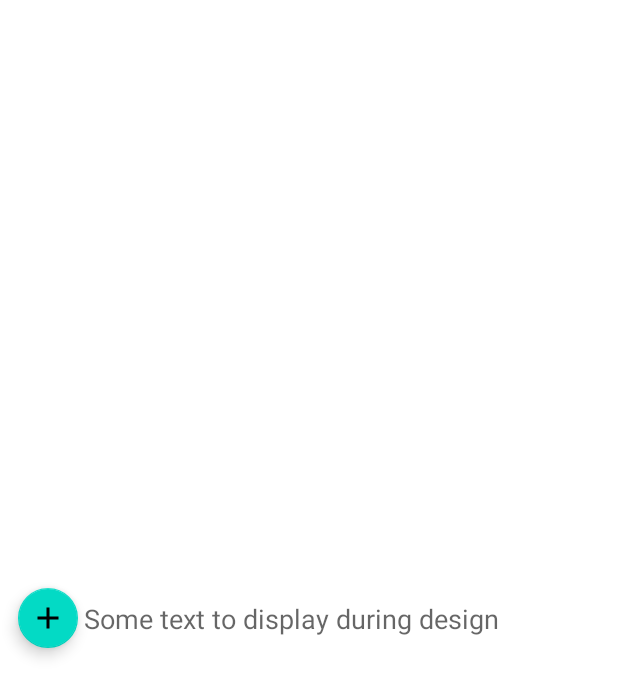
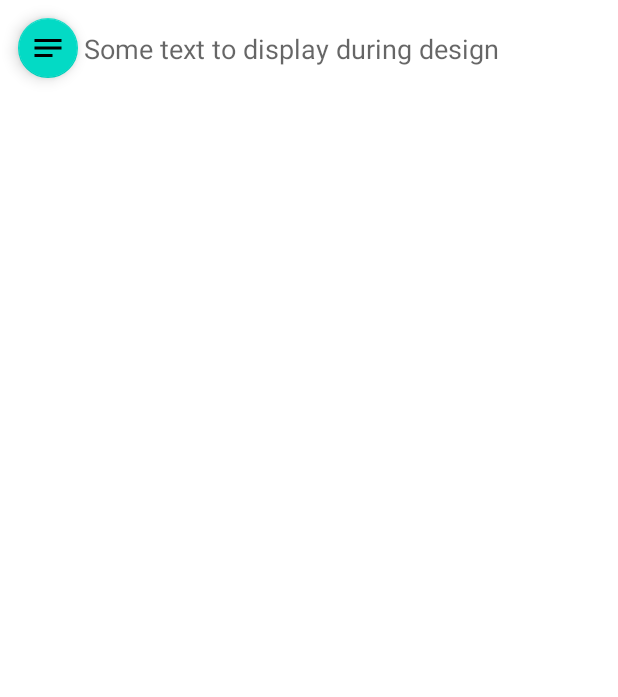
Before and after one commit to LarryHunter/AndroidJetpack2021, an Android app: the layout list_item.xml on its own in the app's theme, with its tools: preview values and no code run, on a phone screen of 412 x 824 dp. Shown: the top 697 px of the screen. Run offline under Robolectric (Android 15) with nearby library versions, the phone set to English and light mode, and no system bars.

```diff
--- a/app/src/main/java/com/example/plainolnotes4/MainFragment.kt
+++ b/app/src/main/java/com/example/plainolnotes4/MainFragment.kt
@@ -15,6 +15,7 @@ class MainFragment : Fragment() {
 
     private lateinit var viewModel: MainViewModel
     private lateinit var binding: MainFragmentBinding
+    private lateinit var adapter: NotesListAdapter
 
     override fun onCreateView(
         inflater: LayoutInflater, container: ViewGroup?,
@@ -33,6 +34,9 @@ class MainFragment : Fragment() {
 
         viewModel.notesList.observe(viewLifecycleOwner, {
             Log.i("notesLogging", it.toString())
+            adapter = NotesListAdapter(it)
+            binding.recyclerView.adapter = adapter
+            binding.recyclerView.layoutManager = LinearLayoutManager(activity)
         })
 
         return binding.root
--- a/app/src/main/res/drawable/ic_note.xml
+++ b/app/src/main/res/drawable/ic_note.xml
@@ -1,10 +1,10 @@
 <vector xmlns:android="http://schemas.android.com/apk/res/android"
     android:width="24dp"
     android:height="24dp"
+    android:viewportWidth="24"
     android:tint="?attr/colorControlNormal"
-    android:viewportWidth="24"
     android:viewportHeight="24">
     <path
         android:fillColor="@android:color/white"
-        android:pathData="M17,10L7,10v2h10v-2zM19,3h-1L18,1h-2v2L8,3L8,1L6,1v2L5,3c-1.11,0 -1.99,0.9 -1.99,2L3,19c0,1.1 0.89,2 2,2h14c1.1,0 2,-0.9 2,-2L21,5c0,-1.1 -0.9,-2 -2,-2zM19,19L5,19L5,8h14v11zM14,14L7,14v2h7v-2z" />
+        android:pathData="M3,18h12v-2L3,16v2zM3,6v2h18L21,6L3,6zM3,13h18v-2L3,11v2z" />
 </vector>
--- a/app/src/main/res/layout/list_item.xml
+++ b/app/src/main/res/layout/list_item.xml
@@ -4,7 +4,7 @@
     xmlns:app="http://schemas.android.com/apk/res-auto"
     xmlns:tools="http://schemas.android.com/tools"
     android:layout_width="match_parent"
-    android:layout_height="match_parent">
+    android:layout_height="wrap_content">
 
 
     <com.google.android.material.floatingactionbutton.FloatingActionButton
@@ -19,10 +19,10 @@
         app:layout_constraintBottom_toBottomOf="parent"
         app:layout_constraintStart_toStartOf="parent"
         app:layout_constraintTop_toTopOf="parent"
-        app:srcCompat="@drawable/ic_add" />
+        app:srcCompat="@drawable/ic_note" />
 
     <TextView
-        android:id="@+id/textView"
+        android:id="@+id/noteText"
         android:layout_width="0dp"
         android:layout_height="wrap_content"
         android:ellipsize="end"
```
Also changed, not shown: app/src/main/java/com/example/plainolnotes4/NotesListAdapter.kt (+9 -5 lines).
